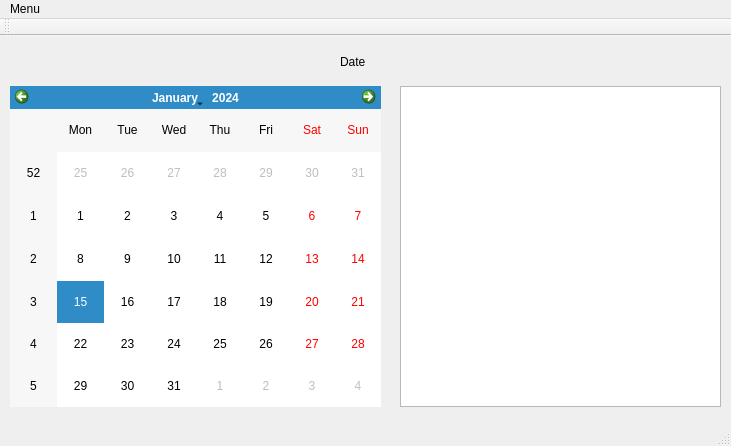
The window that EmployeeSchedules/mainwindow.ui (AustinBower/HotelProject) describes before a commit, drawn with Qt 5.
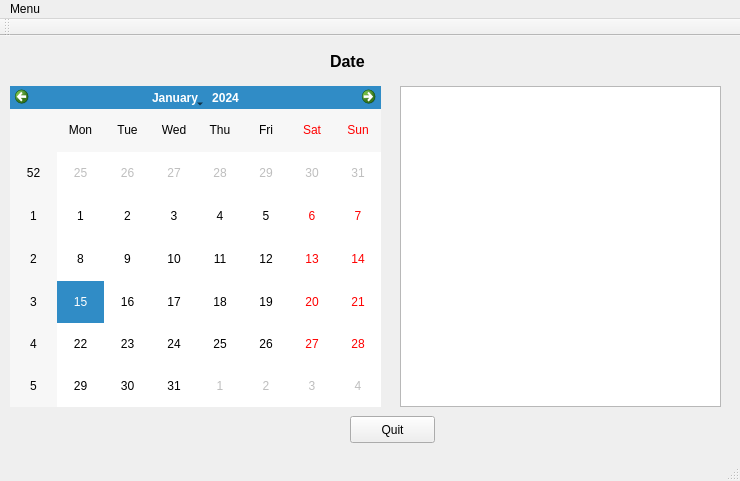
The same window after the commit.

Commit message: Added text formatting and a quit button to the main window

Diff of the .ui file:
```diff
--- a/EmployeeSchedules/mainwindow.ui
+++ b/EmployeeSchedules/mainwindow.ui
@@ -6,8 +6,8 @@
    <rect>
     <x>0</x>
     <y>0</y>
-    <width>731</width>
-    <height>446</height>
+    <width>740</width>
+    <height>481</height>
    </rect>
   </property>
   <property name="windowTitle">
@@ -27,12 +27,19 @@
    <widget class="QLabel" name="label">
     <property name="geometry">
      <rect>
-      <x>340</x>
+      <x>330</x>
       <y>10</y>
       <width>141</width>
       <height>31</height>
      </rect>
     </property>
+    <property name="font">
+     <font>
+      <pointsize>12</pointsize>
+      <weight>75</weight>
+      <bold>true</bold>
+     </font>
+    </property>
     <property name="text">
      <string>Date</string>
     </property>
@@ -47,13 +54,26 @@
      </rect>
     </property>
    </widget>
+   <widget class="QPushButton" name="pushButton">
+    <property name="geometry">
+     <rect>
+      <x>350</x>
+      <y>380</y>
+      <width>85</width>
+      <height>27</height>
+     </rect>
+    </property>
+    <property name="text">
+     <string>Quit</string>
+    </property>
+   </widget>
   </widget>
   <widget class="QMenuBar" name="menuBar">
    <property name="geometry">
     <rect>
      <x>0</x>
      <y>0</y>
-     <width>731</width>
+     <width>740</width>
      <height>27</height>
     </rect>
    </property>
```
Left out of the diff: 2 changed lines with no effect on the pictures. The commit also changes 6 other files.
